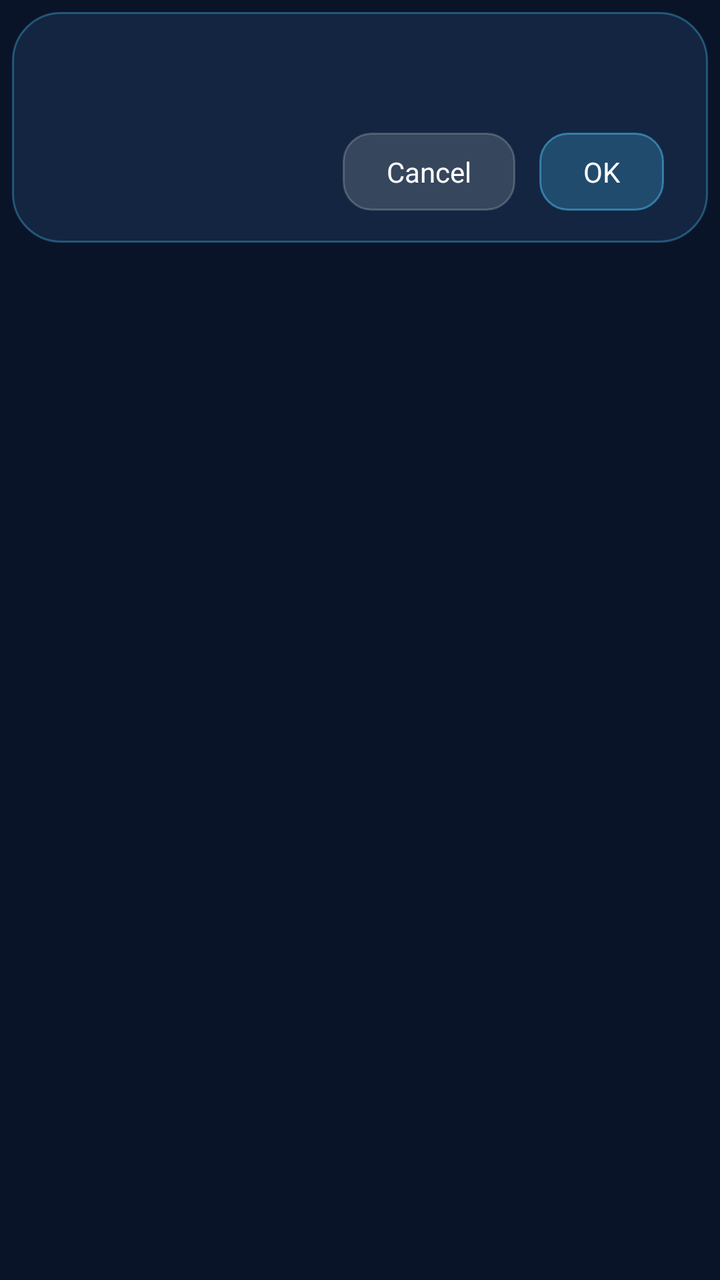
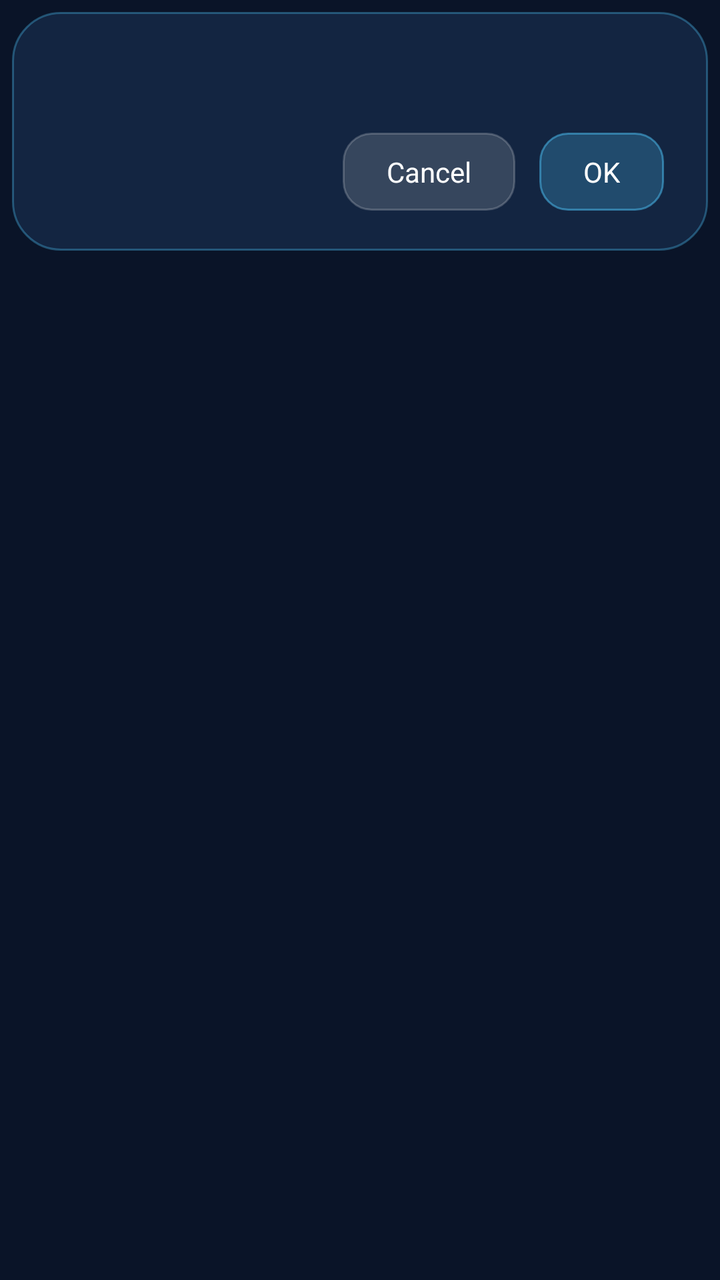

An Android layout rendered at two revisions. The XML below is the earlier revision; the diff shows what the commit changed to produce the second picture.
<!-- AndroidManifest.xml: application theme Theme.AirMusic -->
<!-- res/layout/dialog_buka.xml -->
<?xml version="1.0" encoding="utf-8"?>
<FrameLayout xmlns:android="http://schemas.android.com/apk/res/android"
    xmlns:app="http://schemas.android.com/apk/res-auto"
    android:layout_width="match_parent"
    android:layout_height="wrap_content"
    android:padding="6dp">

    <LinearLayout
        android:id="@+id/buka_card"
        android:layout_width="match_parent"
        android:layout_height="wrap_content"
        android:background="@drawable/bg_dialog_card"
        android:orientation="vertical"
        android:paddingStart="22dp"
        android:paddingTop="20dp"
        android:paddingEnd="22dp"
        android:paddingBottom="16dp">

        <TextView
            android:id="@+id/buka_title"
            android:layout_width="match_parent"
            android:layout_height="wrap_content"
            android:textColor="@color/text_primary"
            android:textSize="18sp"
            android:textStyle="bold" />

        <TextView
            android:id="@+id/buka_message"
            android:layout_width="match_parent"
            android:layout_height="wrap_content"
            android:layout_marginTop="10dp"
            android:lineSpacingExtra="3dp"
            android:textColor="@color/text_secondary"
            android:textSize="14sp"
            android:visibility="gone" />

        <EditText
            android:id="@+id/buka_input"
            android:layout_width="match_parent"
            android:layout_height="wrap_content"
            android:layout_marginTop="14dp"
            android:background="@drawable/bg_dialog_input"
            android:imeOptions="actionDone"
            android:inputType="text"
            android:maxLines="1"
            android:paddingStart="14dp"
            android:paddingTop="10dp"
            android:paddingEnd="14dp"
            android:paddingBottom="10dp"
            android:textColor="@color/text_primary"
            android:textColorHint="#80A8C3E0"
            android:textSize="15sp"
            android:visibility="gone" />

        <ScrollView
            android:id="@+id/buka_scroll"
            android:layout_width="match_parent"
            android:layout_height="wrap_content"
            android:layout_marginTop="14dp"
            android:visibility="gone">

            <LinearLayout
                android:id="@+id/buka_options"
                android:layout_width="match_parent"
                android:layout_height="wrap_content"
                android:orientation="vertical" />
        </ScrollView>

        <LinearLayout
            android:id="@+id/buka_loading_row"
            android:layout_width="match_parent"
            android:layout_height="wrap_content"
            android:layout_marginTop="6dp"
            android:gravity="center_vertical"
            android:orientation="horizontal"
            android:visibility="gone">

            <com.airmusic.player.ui.BukaSpinner
                android:id="@+id/buka_spinner"
                android:layout_width="34dp"
                android:layout_height="34dp" />

            <TextView
                android:id="@+id/buka_loading_text"
                android:layout_width="0dp"
                android:layout_height="wrap_content"
                android:layout_marginStart="12dp"
                android:layout_weight="1"
                android:textColor="@color/text_secondary"
                android:textSize="14sp" />
        </LinearLayout>

        <LinearLayout
            android:layout_width="match_parent"
            android:layout_height="wrap_content"
            android:layout_marginTop="16dp"
            android:gravity="end"
            android:orientation="horizontal">

            <TextView
                android:id="@+id/buka_negative"
                android:layout_width="wrap_content"
                android:layout_height="wrap_content"
                android:background="@drawable/bg_dialog_button"
                android:paddingStart="22dp"
                android:paddingTop="10dp"
                android:paddingEnd="22dp"
                android:paddingBottom="10dp"
                android:text="@android:string/cancel"
                android:textColor="@color/text_primary"
                android:textSize="14sp" />

            <TextView
                android:id="@+id/buka_positive"
                android:layout_width="wrap_content"
                android:layout_height="wrap_content"
                android:layout_marginStart="12dp"
                android:background="@drawable/bg_dialog_button_primary"
                android:paddingStart="22dp"
                android:paddingTop="10dp"
                android:paddingEnd="22dp"
                android:paddingBottom="10dp"
                android:text="@android:string/ok"
                android:textColor="@color/text_primary"
                android:textSize="14sp" />
        </LinearLayout>
    </LinearLayout>
</FrameLayout>
<!-- resources referenced by this layout -->
<resources>
  <color name="text_primary">#FFFFFF</color>
  <color name="text_secondary">#B9C0C9</color>
  <!-- drawable bg_dialog_button (drawable) -->
  <?xml version="1.0" encoding="utf-8"?>
  <shape xmlns:android="http://schemas.android.com/apk/res/android"
      android:shape="rectangle">
      <solid android:color="#26FFFFFF" />
      <corners android:radius="14dp" />
      <stroke
          android:width="1dp"
          android:color="#33FFFFFF" />
  </shape>
  <!-- drawable bg_dialog_button_primary (drawable) -->
  <?xml version="1.0" encoding="utf-8"?>
  <shape xmlns:android="http://schemas.android.com/apk/res/android"
      android:shape="rectangle">
      <solid android:color="#3D4FC3F7" />
      <corners android:radius="14dp" />
      <stroke
          android:width="1dp"
          android:color="#804FC3F7" />
  </shape>
  <!-- drawable bg_dialog_card (drawable) -->
  <?xml version="1.0" encoding="utf-8"?>
  <shape xmlns:android="http://schemas.android.com/apk/res/android"
      android:shape="rectangle">
      <solid android:color="#F0142743" />
      <corners android:radius="24dp" />
      <stroke
          android:width="1dp"
          android:color="#594FC3F7" />
  </shape>
  <!-- drawable bg_dialog_input (drawable) -->
  <?xml version="1.0" encoding="utf-8"?>
  <shape xmlns:android="http://schemas.android.com/apk/res/android"
      android:shape="rectangle">
      <solid android:color="#26FFFFFF" />
      <corners android:radius="12dp" />
      <stroke
          android:width="1dp"
          android:color="#3D4FC3F7" />
  </shape>
  <color name="primary">#CFE2F5</color>
  <color name="primary_dark">#AFC8E0</color>
  <color name="accent">#CFE2F5</color>
  <color name="background">#0A1428</color>
  <color name="surface">#12233D</color>
  <style name="BukaWindowAnimation">
          <item name="android:activityOpenEnterAnimation">@anim/page_open_enter</item>
          <item name="android:activityOpenExitAnimation">@anim/page_open_exit</item>
          <item name="android:activityCloseEnterAnimation">@anim/page_close_enter</item>
          <item name="android:activityCloseExitAnimation">@anim/page_close_exit</item>
          <item name="android:windowEnterAnimation">@anim/page_open_enter</item>
          <item name="android:windowExitAnimation">@anim/page_close_exit</item>
      </style>
  <style name="Widget.MaterialComponents.Button.OutlinedButton" parent="Widget.MaterialComponents.Button">
          <item name="backgroundTint">#334FC3F7</item>
          <item name="strokeColor">#804FC3F7</item>
          <item name="strokeWidth">1dp</item>
          <item name="cornerRadius">14dp</item>
          <item name="android:textColor">@color/text_primary</item>
          <item name="android:textSize">14sp</item>
          <item name="android:minHeight">44dp</item>
          <item name="android:paddingLeft">18dp</item>
          <item name="android:paddingRight">18dp</item>
          <item name="android:paddingTop">10dp</item>
          <item name="android:paddingBottom">10dp</item>
          <item name="android:insetTop">0dp</item>
          <item name="android:insetBottom">0dp</item>
          
          <item name="android:elevation">0dp</item>
          <item name="android:translationZ">0dp</item>
          <item name="android:stateListAnimator">@null</item>
          <item name="rippleColor">@android:color/transparent</item>
      </style>
</resources>

<!-- the commit's change to res/layout/dialog_buka.xml (unified diff, before → after) -->
@@ -14,7 +14,7 @@
         android:paddingStart="22dp"
         android:paddingTop="20dp"
         android:paddingEnd="22dp"
-        android:paddingBottom="16dp">
+        android:paddingBottom="20dp">
 
         <TextView
             android:id="@+id/buka_title"
